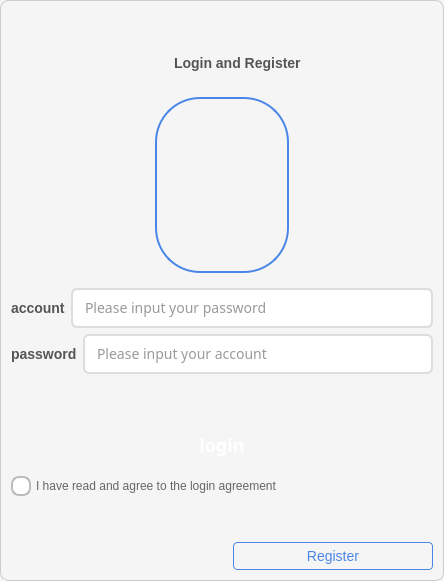
First picture: the form in ExpClient/widget.ui, repository 2306nian/FacExpSys, before the edit.
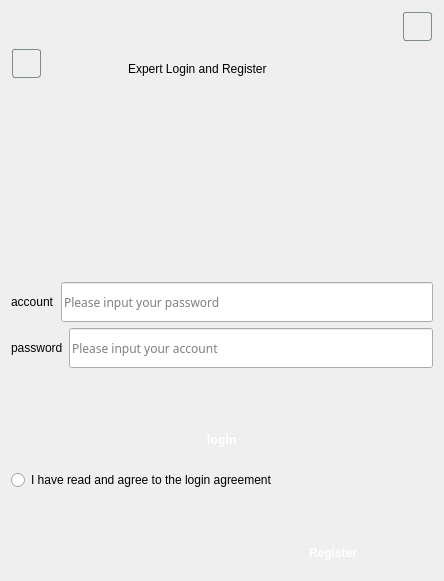
Second picture: the form after the edit. Icons and pictures are not drawn.

```diff
--- a/ExpClient/widget.ui
+++ b/ExpClient/widget.ui
@@ -20,17 +20,31 @@
    <enum>Qt::RightToLeft</enum>
   </property>
   <property name="styleSheet">
-   <string notr="true">/* 全局样式 */
-QWidget {
-    font-family: &quot;Microsoft YaHei&quot;, &quot;SimHei&quot;, sans-serif;
-    background-color: #f5f5f5;
-    color: #333333;
+   <string notr="true">/* 主窗口样式 */
+QMainWindow {
+    background: qlineargradient(x1: 0, y1: 0, x2: 0, y2: 1,
+                                stop: 0 #2c3e50, stop: 1 #34495e);
+    border: none;
 }
-/* style.qss */
+
+/* 顶部时间标签 */
+QLabel#TimeLabel {
+    background: transparent;
+    color: #ecf0f1;
+    font-size: 12px;
+    font-weight: bold;
+    padding: 4px 8px;
+    border-radius: 3px;
+}
+
+/* 工具栏按钮 */
 QToolButton {
-    border: none;
-    background-color: transparent;
-    padding: 3px;
+    background: transparent;
+    border: 1px solid #7f8c8d;
+    border-radius: 3px;
+    color: #bdc3c7;
+    padding: 4px;
+    margin: 1px;
 }
 
 QToolButton:hover {
@@ -42,167 +56,121 @@
     background-color: #990000;
 }
 
-/* 主窗口样式 */
-#Widget {
-    background-color: qlineargradient(spread:pad, x1:0, y1:0, x2:0, y2:1, 
-                      stop:0 #ffffff, stop:1 #f0f0f0);
-    border: 1px solid #cccccc;
-    border-radius: 8px;
+/* 消息列表视图 */
+QListView {
+    background: #ecf0f1;
+    border: 1px solid #bdc3c7;
+    border-radius: 4px;
+    font-size: 14px;
+    color: #2c3e50;
+    padding: 8px;
+    outline: none;
+    alternate-background-color: #dfe6e9;
 }
 
-/* 标题区域样式 */
-#widget_title {
-    background-color: transparent;
-    min-height: 40px;
+QListView::item {
+    border-bottom: 1px solid #bdc3c7;
+    padding: 8px;
 }
 
-/* 工具按钮样式 */
-#toolButton {
-    background-color: transparent;
+QListView::item:selected {
+    background: #3498db;
+    color: white;
+    border-radius: 3px;
+}
+
+/* 聊天输入框 */
+QTextEdit {
+    background: #ffffff;
+    border: 2px solid #bdc3c7;
+    border-radius: 5px;
+    font-size: 14px;
+    color: #2c3e50;
+    padding: 10px;
+    font-family: 'Segoe UI', Arial, sans-serif;
+}
+
+QTextEdit:focus {
+    border: 2px solid #3498db;
+    background: #f8f9fa;
+}
+
+/* 功能按钮 */
+QPushButton {
+    background: qlineargradient(x1: 0, y1: 0, x2: 0, y2: 1,
+                                stop: 0 #3498db, stop: 1 #2980b9);
     border: none;
     border-radius: 4px;
-    padding: 4px;
-}
-
-#toolButton:hover {
-    background-color: rgba(0, 0, 0, 0.1);
-}
-
-/* 图标区域样式 */
-#widget_icon {
-    background-color: transparent;
-}
-
-#label_icon {
-    border-radius: 45px;
-    border: 2px solid #4a86e8;
-    padding: 5px;
-}
-
-/* 中央区域样式 */
-#widget_center {
-    background-color: transparent;
-}
-
-/* 标签样式 */
-QLabel {
-    color: #555555;
-    font-size: 14px;
+    color: white;
+    font-size: 12px;
     font-weight: bold;
+    padding: 8px 12px;
+    margin: 2px;
+    min-width: 80px;
 }
 
-/* 输入框样式 */
-QLineEdit {
-    border: 2px solid #dddddd;
-    border-radius: 6px;
+QPushButton:hover {
+    background: qlineargradient(x1: 0, y1: 0, x2: 0, y2: 1,
+                                stop: 0 #2980b9, stop: 1 #2573a7);
+}
+
+QPushButton:pressed {
+    background: qlineargradient(x1: 0, y1: 0, x2: 0, y2: 1,
+                                stop: 0 #2573a7, stop: 1 #1f618d);
+}
+
+/* 发送按钮特殊样式 */
+QPushButton#pushButton_emission {
+    background: qlineargradient(x1: 0, y1: 0, x2: 0, y2: 1,
+                                stop: 0 #27ae60, stop: 1 #229954);
+}
+
+QPushButton#pushButton_emission:hover {
+    background: qlineargradient(x1: 0, y1: 0, x2: 0, y2: 1,
+                                stop: 0 #229954, stop: 1 #1e7e34);
+}
+
+/* 停止按钮特殊样式 */
+QPushButton#pushButton_2 {
+    background: qlineargradient(x1: 0, y1: 0, x2: 0, y2: 1,
+                                stop: 0 #e74c3c, stop: 1 #c0392b);
+}
+
+QPushButton#pushButton_2:hover {
+    background: qlineargradient(x1: 0, y1: 0, x2: 0, y2: 1,
+                                stop: 0 #c0392b, stop: 1 #a93226);
+}
+
+/* 菜单栏 */
+QMenuBar {
+    background: #2c3e50;
+    color: #ecf0f1;
+    border-bottom: 1px solid #34495e;
+}
+
+QMenuBar::item {
+    background: transparent;
     padding: 5px 10px;
-    background-color: #ffffff;
-    selection-background-color: #4a86e8;
-    font-size: 14px;
 }
 
-QLineEdit:hover {
-    border-color: #bbbbbb;
+QMenuBar::item:selected {
+    background: #3498db;
+    border-radius: 3px;
 }
 
-QLineEdit:focus {
-    border-color: #4a86e8;
+/* 状态栏 */
+QStatusBar {
+    background: #2c3e50;
+    color: #bdc3c7;
+    font-size: 11px;
+    padding: 3px;
+    border-top: 1px solid #34495e;
 }
 
-/* 登录按钮样式 */
-#pushButton_login {
-    background-color: qlineargradient(spread:pad, x1:0, y1:0, x2:0, y2:1, 
-                      stop:0 #4a86e8, stop:1 #3a76d8);
-    color: white;
-    border-radius: 6px;
-    border: none;
-    font-weight: bold;
-    font-size: 18px;
-}
-
-#pushButton_login:hover {
-    background-color: qlineargradient(spread:pad, x1:0, y1:0, x2:0, y2:1, 
-                      stop:0 #5a96f8, stop:1 #4a86e8);
-}
-
-#pushButton_login:pressed {
-    background-color: qlineargradient(spread:pad, x1:0, y1:0, x2:0, y2:1, 
-                      stop:0 #3a76d8, stop:1 #2a66c8);
-}
-
-#pushButton_login:checked {
-    background-color: #2a66c8;
-}
-
-/* 单选按钮样式 - 修复版本 */
-QRadioButton {
-    color: #666666;
-    spacing: 5px;
-}
-
-QRadioButton::indicator {
-    width: 16px;
-    height: 16px;
-    border: 2px solid #bbbbbb;
-    border-radius: 8px;
-    background-color: #ffffff;
-}
-
-QRadioButton::indicator:hover {
-    border-color: #4a86e8;
-}
-
-QRadioButton::indicator:checked {
-    border: 2px solid #4a86e8;
-    background-color: #ffffff;
-}
-
-QRadioButton::indicator:checked {
-    background-color: qradialgradient(spread:pad, cx:0.5, cy:0.5, radius:0.5, fx:0.5, fy:0.5, 
-                           stop:0 #4a86e8, stop:0.5 #4a86e8, stop:0.6 #ffffff);
-}
-
-/* 注册按钮样式 */
-#pushButton_more {
-    background-color: transparent;
-    color: #4a86e8;
-    border: 1px solid #4a86e8;
-    border-radius: 4px;
-    padding: 5px 15px;
-    font-size: 14px;
-}
-
-#pushButton_more:hover {
-    background-color: rgba(74, 134, 232, 0.1);
-}
-
-#pushButton_more:pressed {
-    background-color: rgba(74, 134, 232, 0.2);
-}
-
-/* 占位符文本颜色 */
-QLineEdit[placeholderText] {
-    color: #999999;
-}
-
-/* 滚动条样式 */
-QScrollBar:vertical {
-    border: none;
-    background: #f0f0f0;
-    width: 8px;
-    margin: 0px 0px 0px 0px;
-}
-
-QScrollBar::handle:vertical {
-    background: #cccccc;
-    min-height: 20px;
-    border-radius: 4px;
-}
-
-QScrollBar::handle:vertical:hover {
-    background: #bbbbbb;
-}
-</string>
+/* 分隔符和间隔器 */
+QSpacerItem {
+    background: transparent;
+}</string>
   </property>
   <layout class="QVBoxLayout" name="verticalLayout_2">
    <item>
@@ -223,9 +191,9 @@
        <widget class="QLabel" name="label_2">
         <property name="geometry">
          <rect>
-          <x>130</x>
+          <x>80</x>
           <y>10</y>
-          <width>131</width>
+          <width>181</width>
           <height>21</height>
          </rect>
         </property>
@@ -233,7 +201,7 @@
          <enum>Qt::RightToLeft</enum>
         </property>
         <property name="text">
-         <string>Login and Register</string>
+         <string>Expert Login and Register</string>
         </property>
        </widget>
       </widget>
@@ -370,7 +338,6 @@
           <property name="font">
            <font>
             <family>Microsoft YaHei</family>
-            <pointsize>-1</pointsize>
            </font>
           </property>
           <property name="placeholderText">
@@ -406,7 +373,6 @@
           <property name="font">
            <font>
             <family>Microsoft YaHei</family>
-            <pointsize>-1</pointsize>
            </font>
           </property>
           <property name="placeholderText">
@@ -436,7 +402,7 @@
         </property>
         <property name="minimumSize">
          <size>
-          <width>0</width>
+          <width>108</width>
           <height>50</height>
          </size>
         </property>
```
Left out of the diff: 7 changed lines with no effect on the pictures.
